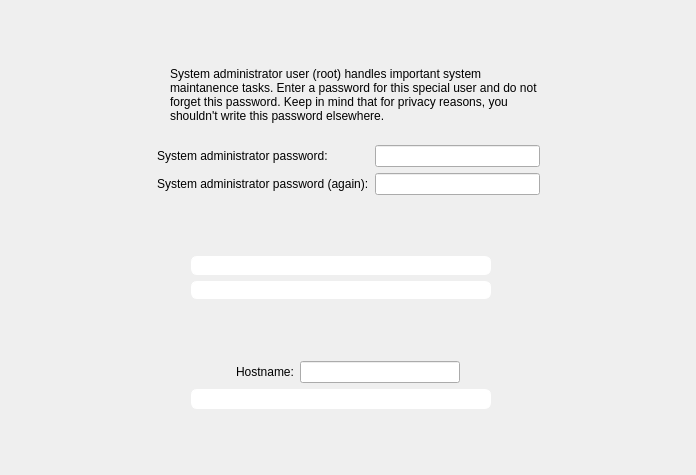
Above: yali/gui/Ui/rootpasswidget.ui from dadas45li/yali before the change. Below: the same form after it.
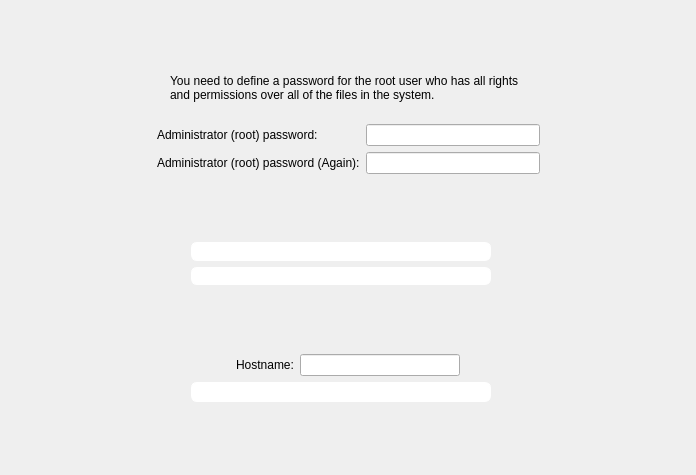
That is the form after the change. Icons and pictures are not drawn.

```diff
--- a/yali/gui/Ui/rootpasswidget.ui
+++ b/yali/gui/Ui/rootpasswidget.ui
@@ -85,7 +85,7 @@
         </size>
        </property>
        <property name="text">
-        <string>&lt;p align=&quot;left&quot;&gt;System administrator user (root) handles important system maintanence tasks. Enter a password for this special user and do not forget this password. Keep in mind that for privacy reasons, you shouldn't write this password elsewhere.&lt;/p&gt;</string>
+        <string>&lt;p align=&quot;left&quot;&gt;You need to define a password for the root user who has all rights and permissions over all of the files in the system.&lt;/p&gt;</string>
        </property>
        <property name="alignment">
         <set>Qt::AlignLeading|Qt::AlignLeft|Qt::AlignVCenter</set>
@@ -148,7 +148,7 @@
        <item row="0" column="0">
         <widget class="QLabel" name="textLabel3">
          <property name="text">
-          <string>System administrator password:</string>
+          <string>Administrator (root) password:</string>
          </property>
          <property name="wordWrap">
           <bool>false</bool>
@@ -158,7 +158,7 @@
        <item row="1" column="0">
         <widget class="QLabel" name="textLabel3_2">
          <property name="text">
-          <string>System administrator password (again):</string>
+          <string>Administrator (root) password (Again):</string>
          </property>
          <property name="wordWrap">
           <bool>false</bool>
```
